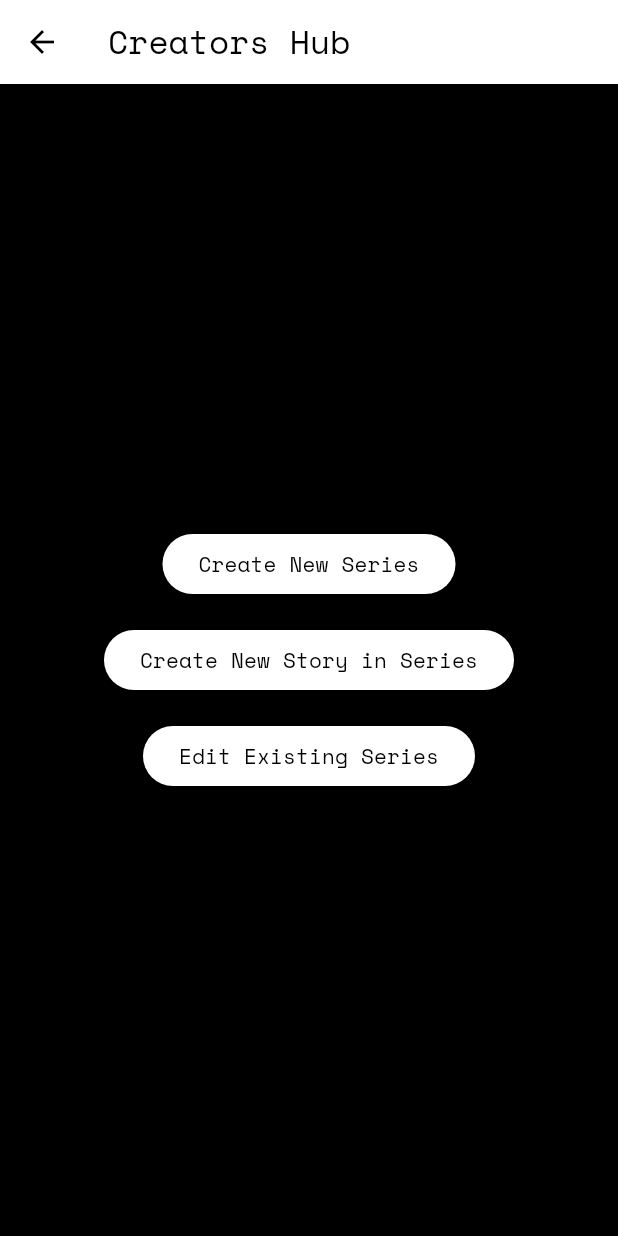
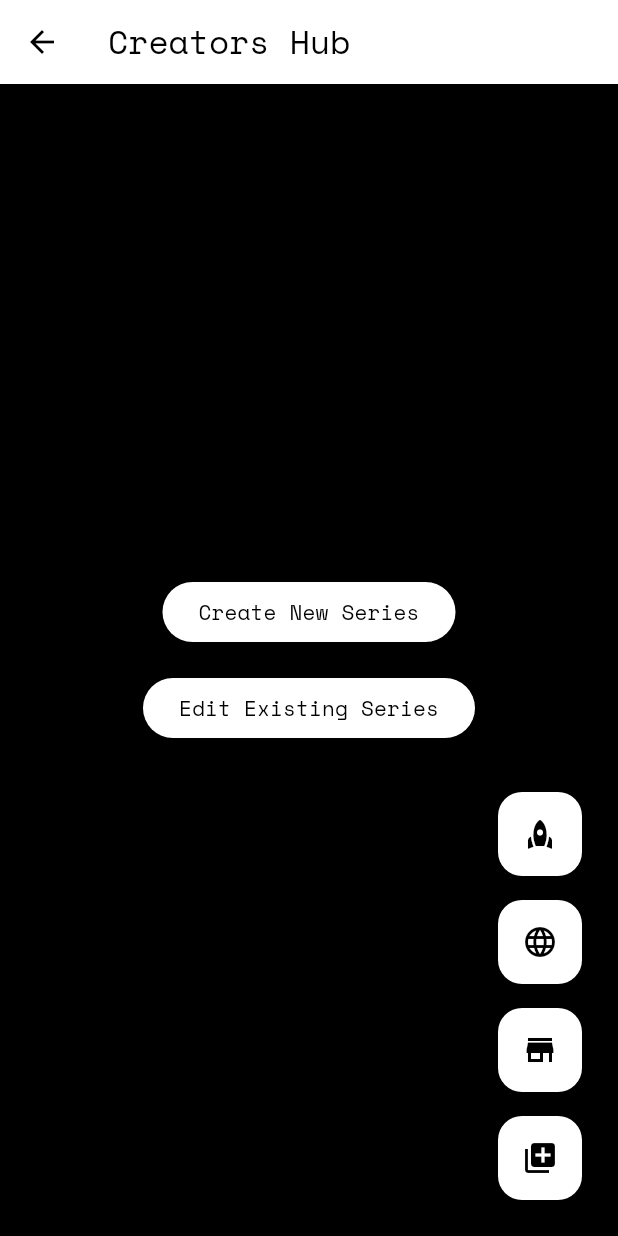
Before and after one commit to TheGiraffe/limitless, a Flutter app: the screen it shows after launch, after a tap on the "library add" icon, on a phone screen of 412 x 824 dp. Run offline on Flutter 3.47's test engine with Material 3 defaults, Android fonts, the phone set to English and light mode, and no system bars; our stand-ins replace google_fonts.

Commit message:
Some navigation fixes

```diff
--- a/limitless/lib/main.dart
+++ b/limitless/lib/main.dart
@@ -82,11 +82,12 @@ class _MyHomePageState extends State<MyHomePage> {
               style: Theme.of(context).textTheme.headlineMedium,
             ),
             Container(
+              padding: EdgeInsets.all(10),
+              child: Text("This is where your world is gonna be.")
+            ),
+            Container(
               padding: EdgeInsets.only(top: 30),
-              child: Column(
-                mainAxisAlignment: MainAxisAlignment.center,
-                children: [Text("Here, you can:")],
-              ),
+              child: Text("Here, you can: ")
             ),
             Flexible(
               child: ListView(
@@ -149,22 +150,17 @@ class _OptionsWidgetState extends State<OptionsWidget> {
             child: const Icon(Icons.rocket),
           ),
         ),
-        // Container(
-        //   padding: EdgeInsets.all(_actionButtonPadding),
-        //   child: FloatingActionButton(
-        //     heroTag: "MyWorld",
-        //     onPressed: () {
-        //       Navigator.push(
-        //         context,
-        //         MaterialPageRoute<void>(
-        //           builder: (context) => CreatorsPage(title: widget.worldname),
-        //         ),
-        //       );
-        //     },
-        //     tooltip: 'My World',
-        //     child: const Icon(Icons.language),
-        //   ),
-        // ),
+        Container(
+          padding: EdgeInsets.all(_actionButtonPadding),
+          child: FloatingActionButton(
+            heroTag: "MyWorld",
+            onPressed: () {
+              Navigator.of(context).popUntil((route) => route.isFirst);
+            },
+            tooltip: 'My World',
+            child: const Icon(Icons.language),
+          ),
+        ),
         Container(
           padding: EdgeInsets.all(_actionButtonPadding),
           child: FloatingActionButton(
@@ -241,20 +237,13 @@ class _CreatorsPageState extends State<CreatorsPage> {
               child: ElevatedButton(
                 style: btnstyle,
                 onPressed: () {},
-                child: const Text("Create New Story in Series"),
-              ),
-            ),
-            Container(
-              padding: EdgeInsets.all(_buttonPadding),
-              child: ElevatedButton(
-                style: btnstyle,
-                onPressed: () {},
                 child: const Text("Edit Existing Series"),
               ),
             ),
           ],
         ),
       ),
+      floatingActionButton: OptionsWidget(worldname: "worldname"), // Remove this worldname stuff later?
     );
   }
 }
@@ -293,6 +282,7 @@ class _ExplorePageState extends State<ExplorePage> {
           children: [Text("This is the Explore Page")],
         ),
       ),
+      floatingActionButton: OptionsWidget(worldname: "worldname"), // Remove this worldname stuff later?
     );
   }
 }
@@ -319,6 +309,7 @@ class _ShopPageState extends State<ShopPage> {
           children: [Text("This is the Shop Page - people will be able to buy stuff here.")],
         ),
       ),
+      floatingActionButton: OptionsWidget(worldname: "worldname"), // Remove this worldname stuff later?
     );
   }
 }
```
